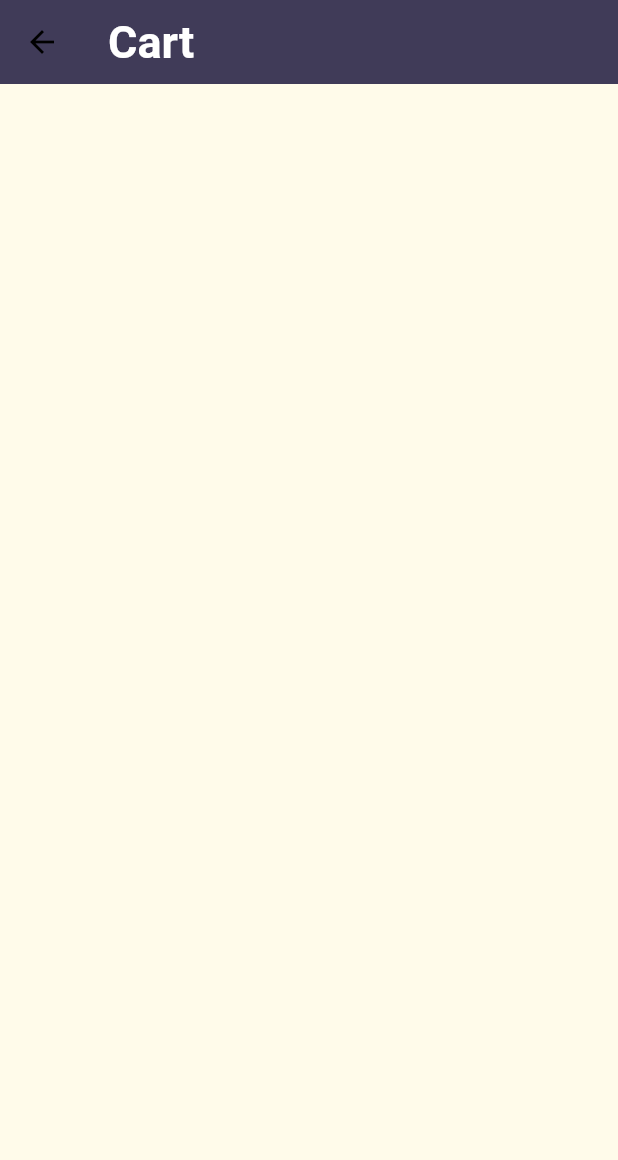
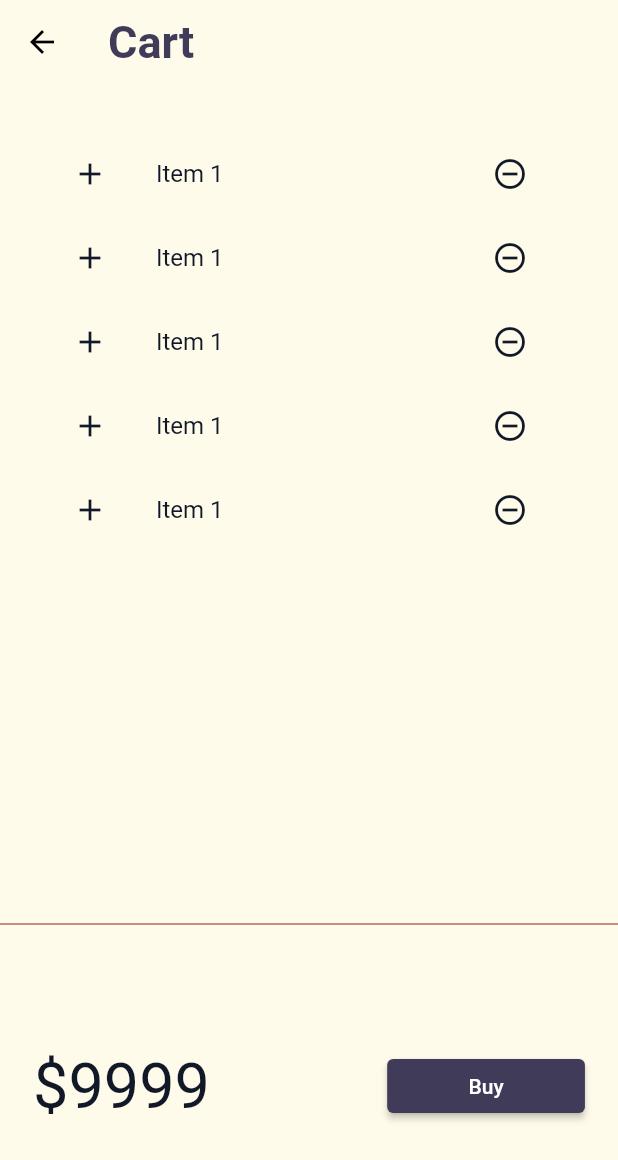
Before and after one commit to dibyacoder/30daysofFlutter, a Flutter app: the mycart screen opened by its route, on a phone screen of 412 x 824 dp. Shown: the top 1160 px of the screen. Run offline on Flutter 3.47's test engine with Material 2 defaults, Android fonts, the phone set to English and light mode, and no system bars; our stand-ins replace google_fonts, velocity_x; missing offline and left inert: dart:ffi; Roboto replaces fonts that are missing (Aclonica).

Commit message:
day17 completed

```diff
--- a/lib/models/catalog.dart
+++ b/lib/models/catalog.dart
@@ -3,6 +3,10 @@ import 'dart:convert';
 
 class catalogModel {
   static List<Item>? items;
+
+  Item getById(int id) => items!.firstWhere((element) => element.id == id);
+
+  Item getByPosition(int pos) => items![pos];
 }
 
 class Item {
--- a/lib/pages/cart_page.dart
+++ b/lib/pages/cart_page.dart
@@ -8,11 +8,64 @@ class mycart extends StatelessWidget {
   @override
   Widget build(BuildContext context) {
     return Scaffold(
-      backgroundColor: mythemes.creamColor,
+      backgroundColor: context.canvasColor,
       appBar: AppBar(
-        backgroundColor: mythemes.darkbluish,
-        title: "Cart".text.bold.xl2.make(),
+        backgroundColor: Colors.transparent,
+        title: "Cart".text.color(context.theme.buttonColor).bold.xl2.make(),
+      ),
+      body: Column(
+        children: [
+          _CartList().p32().expand(),
+          Divider(),
+          _CartTotal(),
+        ],
       ),
     );
   }
 }
+
+class _CartTotal extends StatelessWidget {
+  @override
+  Widget build(BuildContext context) {
+    return SizedBox(
+      height: 200,
+      child: Row(
+        mainAxisAlignment: MainAxisAlignment.spaceAround,
+        children: [
+          "\$9999".text.xl5.color(context.theme.accentColor).make(),
+          30.widthBox,
+          ElevatedButton(
+            onPressed: () {},
+            style: ButtonStyle(
+                backgroundColor:
+                    MaterialStateProperty.all(context.theme.buttonColor)),
+            child: "Buy".text.white.make(),
+          ).w32(context)
+        ],
+      ),
+    );
+  }
+}
+
+class _CartList extends StatefulWidget {
+  @override
+  __CartListState createState() => __CartListState();
+}
+
+class __CartListState extends State<_CartList> {
+  @override
+  Widget build(BuildContext context) {
+    return ListView.builder(
+      itemCount: 5,
+      itemBuilder: (context, index) => ListTile(
+        leading: Icon(Icons.add, color: context.accentColor),
+        trailing: IconButton(
+          icon: Icon(Icons.remove_circle_outline),
+          color: context.accentColor,
+          onPressed: () {},
+        ),
+        title: "Item 1".text.color(context.theme.accentColor).make(),
+      ),
+    );
+  }
+}
--- a/lib/pages/login_page.dart
+++ b/lib/pages/login_page.dart
@@ -51,6 +51,7 @@ class _login_pageState extends State<login_page> {
                     obscureText: false,
                     decoration: InputDecoration(
                         hintText: "Pintu", labelText: "Enter your name"),
+                    cursorColor: Colors.black,
                     validator: (value) {
                       if (value!.isEmpty) {
                         return "name can't be empty";
@@ -70,6 +71,7 @@ class _login_pageState extends State<login_page> {
                     decoration: InputDecoration(
                         hintText: "Pintu@123",
                         labelText: "Enter Your Password"),
+                    cursorColor: Colors.black,
                     validator: (value) {
                       if (value!.isEmpty) {
                         return "crush name can't be empty";
```
